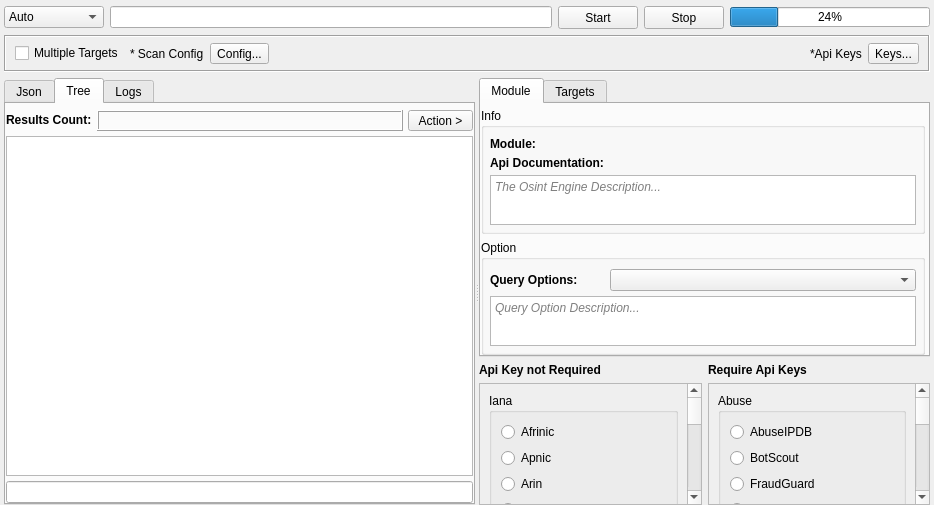
This is sub3suite/src/engines/raw/Raw.ui in 3nock/OTE as Qt 5 draws it before an edit. The edited form follows.
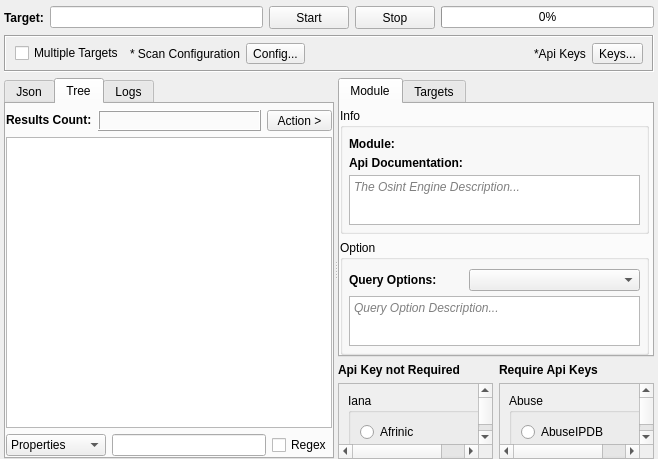
This is the edited form. The open tabs and pages were chosen to show the change. Custom widgets are drawn as their Qt base class.

```diff
--- a/sub3suite/src/engines/raw/Raw.ui
+++ b/sub3suite/src/engines/raw/Raw.ui
@@ -6,8 +6,8 @@
    <rect>
     <x>0</x>
     <y>0</y>
-    <width>934</width>
-    <height>505</height>
+    <width>658</width>
+    <height>459</height>
    </rect>
   </property>
   <property name="windowTitle">
@@ -29,23 +29,16 @@
    <item>
     <layout class="QHBoxLayout" name="horizontalLayout">
      <item>
-      <widget class="QComboBox" name="comboBoxModule">
-       <property name="minimumSize">
-        <size>
-         <width>100</width>
-         <height>21</height>
-        </size>
+      <widget class="QLabel" name="labelTarget">
+       <property name="font">
+        <font>
+         <weight>75</weight>
+         <bold>true</bold>
+        </font>
        </property>
-       <item>
-        <property name="text">
-         <string>Auto</string>
-        </property>
-       </item>
-       <item>
-        <property name="text">
-         <string>Custom</string>
-        </property>
-       </item>
+       <property name="text">
+        <string>Target:</string>
+       </property>
       </widget>
      </item>
      <item>
@@ -81,18 +74,18 @@
       <widget class="QProgressBar" name="progressBar">
        <property name="minimumSize">
         <size>
-         <width>200</width>
-         <height>20</height>
+         <width>0</width>
+         <height>0</height>
         </size>
        </property>
        <property name="maximumSize">
         <size>
-         <width>200</width>
-         <height>20</height>
+         <width>16777215</width>
+         <height>16777215</height>
         </size>
        </property>
        <property name="value">
-        <number>24</number>
+        <number>0</number>
        </property>
       </widget>
      </item>
@@ -129,7 +122,7 @@
       <item>
        <widget class="QLabel" name="label_9">
         <property name="text">
-         <string>* Scan Config</string>
+         <string>* Scan Configuration</string>
         </property>
        </widget>
       </item>
@@ -321,9 +314,6 @@
         <string>Tree</string>
        </attribute>
        <layout class="QVBoxLayout" name="verticalLayout_2">
-        <property name="spacing">
-         <number>5</number>
-        </property>
         <property name="leftMargin">
          <number>0</number>
         </property>
@@ -334,7 +324,7 @@
          <number>0</number>
         </property>
         <property name="bottomMargin">
-         <number>0</number>
+         <number>1</number>
         </property>
         <item>
          <layout class="QHBoxLayout" name="horizontalLayout_9">
@@ -420,7 +410,38 @@
          </widget>
         </item>
         <item>
-         <widget class="QLineEdit" name="lineEditTreeFilter"/>
+         <layout class="QHBoxLayout" name="horizontalLayout_6">
+          <item>
+           <widget class="QComboBox" name="comboBoxFilter">
+            <property name="minimumSize">
+             <size>
+              <width>100</width>
+              <height>0</height>
+             </size>
+            </property>
+            <item>
+             <property name="text">
+              <string>Properties</string>
+             </property>
+            </item>
+            <item>
+             <property name="text">
+              <string>Values</string>
+             </property>
+            </item>
+           </widget>
+          </item>
+          <item>
+           <widget class="QLineEdit" name="lineEditTreeFilter"/>
+          </item>
+          <item>
+           <widget class="QCheckBox" name="checkBoxRegex">
+            <property name="text">
+             <string>Regex</string>
+            </property>
+           </widget>
+          </item>
+         </layout>
         </item>
        </layout>
       </widget>
@@ -763,7 +784,7 @@
                <rect>
                 <x>0</x>
                 <y>0</y>
-                <width>184</width>
+                <width>159</width>
                 <height>617</height>
                </rect>
               </property>
@@ -998,7 +1019,7 @@
                <rect>
                 <x>0</x>
                 <y>0</y>
-                <width>184</width>
+                <width>157</width>
                 <height>1501</height>
                </rect>
               </property>
```
